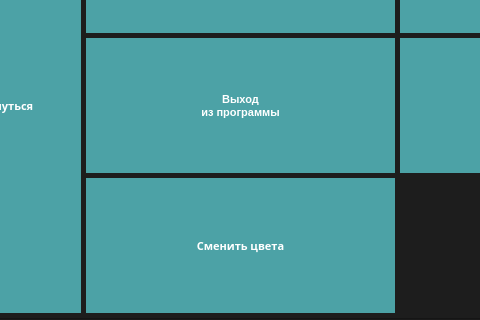
Above: indigotaxi.ui from koolkhel/wince-taximeter before the change; both pictures show x 81 to 561 and y 167 to 487 of the 798 by 487 pixel window. Below: the same form after it.
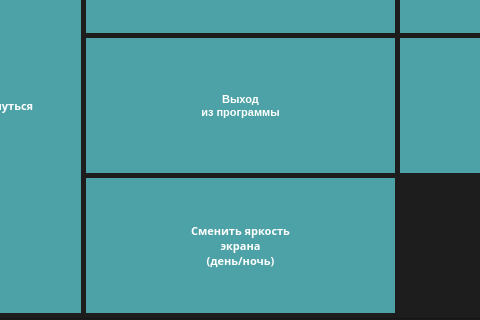
That is the form after the change. The open tabs and pages were chosen to show the change. Icons and pictures are not drawn.

Commit message: режим яркости экрана можно поменять теперь

The edit to the form file:
```diff
--- a/indigotaxi.ui
+++ b/indigotaxi.ui
@@ -2374,7 +2374,9 @@
                    </sizepolicy>
                   </property>
                   <property name="text">
-                   <string>Сменить цвета</string>
+                   <string>Сменить яркость
+экрана
+(день/ночь)</string>
                   </property>
                  </widget>
                 </item>
```
Left out of the diff: 53 changed lines with no effect on the pictures. The commit also changes 2 other files.
